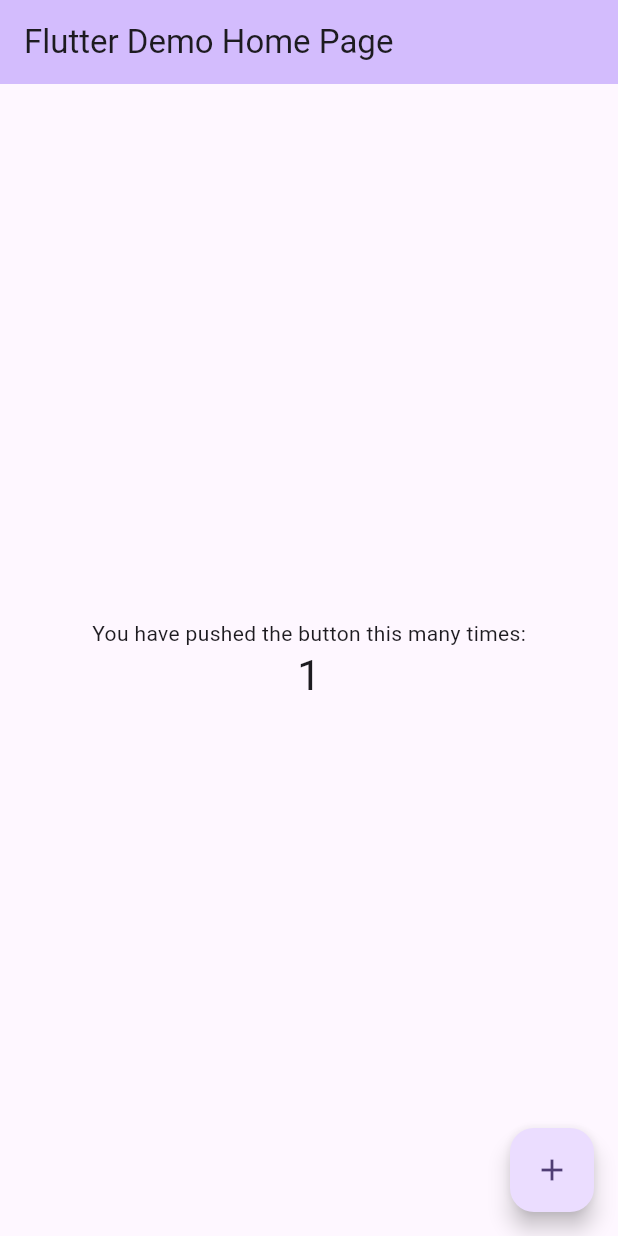
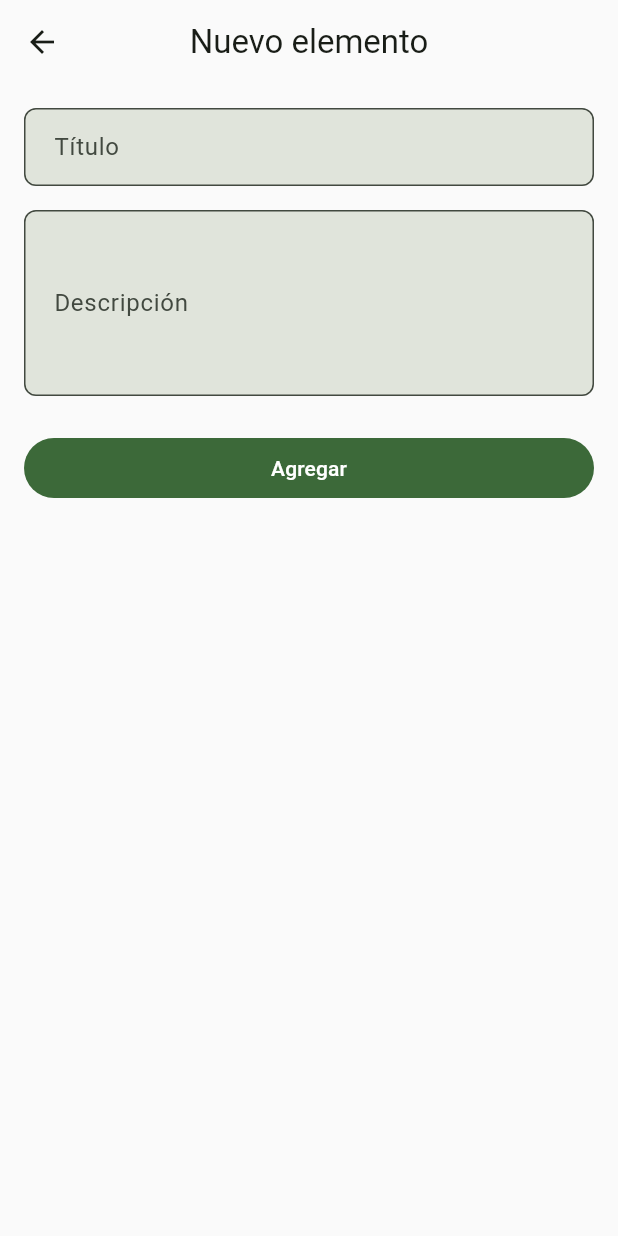
Before and after one commit to juan-coder-man/habilitaciontecnica_flutter_pragma, a Flutter app: the screen it shows after launch, after a tap on the "add" icon, on a phone screen of 412 x 824 dp. Run offline on Flutter 3.47's test engine with Material 3 defaults, Android fonts, the phone set to English and light mode, and no system bars.

Commit message:
Implementación inicial de la aplicación con clean architecture
- Actualización del README con descripción del proyecto, pantallas y arquitectura
- Sustitución del demo por App con Provider, rutas nombradas y tema propio
- Inyección de ItemsRepositoryImpl con ItemsMemoryDatasource en main
- Añadida dependencia provider en pubspec
- Adaptación del test widget al smoke test de la nueva App

```diff
--- /dev/null
+++ b/lib/core/routes/app_routes.dart
@@ -0,0 +1,41 @@
+import 'package:flutter/material.dart';
+import 'package:habilitaciontecnica_flutter_pragma/domain/entities/item.dart';
+import 'package:habilitaciontecnica_flutter_pragma/presentation/details/details_screen.dart';
+import 'package:habilitaciontecnica_flutter_pragma/presentation/form/form_screen.dart';
+import 'package:habilitaciontecnica_flutter_pragma/presentation/home/home_screen.dart';
+
+abstract class AppRoutes {
+  static const String home = '/';
+  static const String details = '/details';
+  static const String form = '/form';
+
+  static Route<dynamic>? onGenerateRoute(RouteSettings settings) {
+    switch (settings.name) {
+      case home:
+        return MaterialPageRoute<void>(
+          settings: settings,
+          builder: (_) => const HomeScreen(),
+        );
+      case details:
+        final item = settings.arguments as Item?;
+        if (item == null) {
+          return MaterialPageRoute<void>(
+            settings: settings,
+            builder: (_) => const HomeScreen(),
+          );
+        }
+        return MaterialPageRoute<void>(
+          settings: settings,
+          builder: (_) => DetailsScreen(item: item),
+        );
+      case form:
+        final editingItem = settings.arguments as Item?;
+        return MaterialPageRoute<void>(
+          settings: settings,
+          builder: (_) => FormScreen(editingItem: editingItem),
+        );
+      default:
+        return null;
+    }
+  }
+}
--- /dev/null
+++ b/lib/core/theme/app_theme.dart
@@ -0,0 +1,49 @@
+import 'package:flutter/material.dart';
+
+abstract class AppTheme {
+  static ThemeData get theme {
+    return ThemeData(
+      useMaterial3: true,
+      colorScheme: ColorScheme.fromSeed(
+        seedColor: const Color(0xFF2E7D32),
+        brightness: Brightness.light,
+        surface: const Color(0xFFFAFAFA),
+      ),
+      scaffoldBackgroundColor: const Color(0xFFFAFAFA),
+      appBarTheme: const AppBarTheme(
+        centerTitle: true,
+        elevation: 0,
+        scrolledUnderElevation: 1,
+      ),
+      cardTheme: CardThemeData(
+        elevation: 1,
+        shadowColor: Colors.black26,
+        shape: RoundedRectangleBorder(borderRadius: BorderRadius.circular(12)),
+        margin: const EdgeInsets.symmetric(horizontal: 16, vertical: 6),
+        clipBehavior: Clip.antiAlias,
+      ),
+      inputDecorationTheme: InputDecorationTheme(
+        border: OutlineInputBorder(borderRadius: BorderRadius.circular(8)),
+        filled: true,
+        contentPadding: const EdgeInsets.symmetric(
+          horizontal: 16,
+          vertical: 14,
+        ),
+      ),
+      elevatedButtonTheme: ElevatedButtonThemeData(
+        style: ElevatedButton.styleFrom(
+          padding: const EdgeInsets.symmetric(horizontal: 24, vertical: 14),
+          shape: RoundedRectangleBorder(borderRadius: BorderRadius.circular(8)),
+        ),
+      ),
+      textButtonTheme: TextButtonThemeData(
+        style: TextButton.styleFrom(
+          padding: const EdgeInsets.symmetric(horizontal: 16, vertical: 10),
+        ),
+      ),
+      floatingActionButtonTheme: const FloatingActionButtonThemeData(
+        elevation: 2,
+      ),
+    );
+  }
+}
--- /dev/null
+++ b/lib/data/datasources/items_memory_datasource.dart
@@ -0,0 +1,57 @@
+import 'package:habilitaciontecnica_flutter_pragma/domain/entities/item.dart';
+
+class ItemsMemoryDatasource {
+  ItemsMemoryDatasource() : _items = [] {
+    _seedItems();
+  }
+
+  final List<Item> _items;
+  int _idCounter = 0;
+
+  void _seedItems() {
+    final now = DateTime.now();
+    _items.add(
+      Item(
+        id: _nextId(),
+        title: 'Ejemplo 1',
+        description: 'Descripción del primer elemento de ejemplo.',
+        createdAt: now.subtract(const Duration(days: 2)),
+      ),
+    );
+    _items.add(
+      Item(
+        id: _nextId(),
+        title: 'Ejemplo 2',
+        description: 'Descripción del segundo elemento de ejemplo.',
+        createdAt: now.subtract(const Duration(days: 1)),
+      ),
+    );
+  }
+
+  String _nextId() => '${++_idCounter}';
+
+  String generateId() => _nextId();
+
+  List<Item> getAll() => List.unmodifiable(_items);
+
+  Item? getById(String id) {
+    try {
+      return _items.firstWhere((e) => e.id == id);
+    } catch (_) {
+      return null;
+    }
+  }
+
+  void add(Item item) {
+    _items.add(item);
+  }
+
+  void update(Item item) {
+    final index = _items.indexWhere((e) => e.id == item.id);
+    if (index >= 0) _items[index] = item;
+  }
+
+  void delete(String id) {
+    _items.removeWhere((e) => e.id == id);
+  }
+}
--- /dev/null
+++ b/lib/data/repositories/items_repository_impl.dart
@@ -0,0 +1,35 @@
+import 'package:flutter/foundation.dart';
+import 'package:habilitaciontecnica_flutter_pragma/data/datasources/items_memory_datasource.dart';
+import 'package:habilitaciontecnica_flutter_pragma/domain/entities/item.dart';
+import 'package:habilitaciontecnica_flutter_pragma/domain/repositories/items_repository.dart';
+
+class ItemsRepositoryImpl extends ChangeNotifier implements ItemsRepository {
+  ItemsRepositoryImpl(this._datasource);
+
+  final ItemsMemoryDatasource _datasource;
+
+  @override
+  List<Item> get items => _datasource.getAll();
+
+  @override
+  Item? getById(String id) => _datasource.getById(id);
+
+  @override
+  Future<void> add(Item item) async {
+    final id = item.id.isEmpty ? _datasource.generateId() : item.id;
+    _datasource.add(item.copyWith(id: id));
+    notifyListeners();
+  }
+
+  @override
+  Future<void> update(Item item) async {
+    _datasource.update(item);
+    notifyListeners();
+  }
+
+  @override
+  Future<void> remove(String id) async {
+    _datasource.delete(id);
+    notifyListeners();
+  }
+}
--- /dev/null
+++ b/lib/domain/entities/item.dart
@@ -0,0 +1,35 @@
+class Item {
+  const Item({
+    required this.id,
+    required this.title,
+    required this.description,
+    required this.createdAt,
+  });
+
+  final String id;
+  final String title;
+  final String description;
+  final DateTime createdAt;
+
+  Item copyWith({
+    String? id,
+    String? title,
+    String? description,
+    DateTime? createdAt,
+  }) {
+    return Item(
+      id: id ?? this.id,
+      title: title ?? this.title,
+      description: description ?? this.description,
+      createdAt: createdAt ?? this.createdAt,
+    );
+  }
+
+  @override
+  bool operator ==(Object other) =>
+      identical(this, other) ||
+      other is Item && runtimeType == other.runtimeType && id == other.id;
+
+  @override
+  int get hashCode => id.hashCode;
+}
--- /dev/null
+++ b/lib/domain/repositories/items_repository.dart
@@ -0,0 +1,9 @@
+import 'package:habilitaciontecnica_flutter_pragma/domain/entities/item.dart';
+
+abstract class ItemsRepository {
+  List<Item> get items;
+  Item? getById(String id);
+  Future<void> add(Item item);
+  Future<void> update(Item item);
+  Future<void> remove(String id);
+}
--- a/lib/main.dart
+++ b/lib/main.dart
@@ -1,121 +1,30 @@
 import 'package:flutter/material.dart';
+import 'package:habilitaciontecnica_flutter_pragma/core/routes/app_routes.dart';
+import 'package:habilitaciontecnica_flutter_pragma/core/theme/app_theme.dart';
+import 'package:habilitaciontecnica_flutter_pragma/data/datasources/items_memory_datasource.dart';
+import 'package:habilitaciontecnica_flutter_pragma/data/repositories/items_repository_impl.dart';
+import 'package:provider/provider.dart';
 
 void main() {
-  runApp(const MyApp());
+  runApp(const App());
 }
 
-class MyApp extends StatelessWidget {
-  const MyApp({super.key});
-
-  // This widget is the root of your application.
-  @override
-  Widget build(BuildContext context) {
-    return MaterialApp(
-      title: 'Flutter Demo',
-      theme: ThemeData(
-        // This is the theme of your application.
-        //
-        // TRY THIS: Try running your application with "flutter run". You'll see
-        // the application has a purple toolbar. Then, without quitting the app,
-        // try changing the seedColor in the colorScheme below to Colors.green
-        // and then invoke "hot reload" (save your changes or press the "hot
-        // reload" button in a Flutter-supported IDE, or press "r" if you used
-        // the command line to start the app).
-        //
-        // Notice that the counter didn't reset back to zero; the application
-        // state is not lost during the reload. To reset the state, use hot
-        // restart instead.
-        //
-        // This works for code too, not just values: Most code changes can be
-        // tested with just a hot reload.
-        colorScheme: .fromSeed(seedColor: Colors.deepPurple),
-      ),
-      home: const MyHomePage(title: 'Flutter Demo Home Page'),
-    );
-  }
-}
-
-class MyHomePage extends StatefulWidget {
-  const MyHomePage({super.key, required this.title});
-
-  // This widget is the home page of your application. It is stateful, meaning
-  // that it has a State object (defined below) that contains fields that affect
-  // how it looks.
-
-  // This class is the configuration for the state. It holds the values (in this
-  // case the title) provided by the parent (in this case the App widget) and
-  // used by the build method of the State. Fields in a Widget subclass are
-  // always marked "final".
-
-  final String title;
-
-  @override
-  State<MyHomePage> createState() => _MyHomePageState();
-}
-
-class _MyHomePageState extends State<MyHomePage> {
-  int _counter = 0;
-
-  void _incrementCounter() {
-    setState(() {
-      // This call to setState tells the Flutter framework that something has
-      // changed in this State, which causes it to rerun the build method below
-      // so that the display can reflect the updated values. If we changed
-      // _counter without calling setState(), then the build method would not be
-      // called again, and so nothing would appear to happen.
-      _counter++;
-    });
-  }
+class App extends StatelessWidget {
+  const App({super.key});
 
   @override
   Widget build(BuildContext context) {
-    // This method is rerun every time setState is called, for instance as done
-    // by the _incrementCounter method above.
-    //
-    // The Flutter framework has been optimized to make rerunning build methods
-    // fast, so that you can just rebuild anything that needs updating rather
-    // than having to individually change instances of widgets.
-    return Scaffold(
-      appBar: AppBar(
-        // TRY THIS: Try changing the color here to a specific color (to
-        // Colors.amber, perhaps?) and trigger a hot reload to see the AppBar
-        // change color while the other colors stay the same.
-        backgroundColor: Theme.of(context).colorScheme.inversePrimary,
-        // Here we take the value from the MyHomePage object that was created by
-        // the App.build method, and use it to set our appbar title.
-        title: Text(widget.title),
-      ),
-      body: Center(
-        // Center is a layout widget. It takes a single child and positions it
-        // in the middle of the parent.
-        child: Column(
-          // Column is also a layout widget. It takes a list of children and
-          // arranges them vertically. By default, it sizes itself to fit its
-          // children horizontally, and tries to be as tall as its parent.
-          //
-          // Column has various properties to control how it sizes itself and
-          // how it positions its children. Here we use mainAxisAlignment to
-          // center the children vertically; the main axis here is the vertical
-          // axis because Columns are vertical (the cross axis would be
-          // horizontal).
-          //
-          // TRY THIS: Invoke "debug painting" (choose the "Toggle Debug Paint"
-          // action in the IDE, or press "p" in the console), to see the
-          // wireframe for each widget.
-          mainAxisAlignment: .center,
-          children: [
-            const Text('You have pushed the button this many times:'),
-            Text(
-              '$_counter',
-              style: Theme.of(context).textTheme.headlineMedium,
-            ),
-          ],
+    return MultiProvider(
+      providers: [
+        ChangeNotifierProvider<ItemsRepositoryImpl>(
+          create: (_) => ItemsRepositoryImpl(ItemsMemoryDatasource()),
         ),
-      ),
-      floatingActionButton: FloatingActionButton(
-        onPressed: _incrementCounter,
-        tooltip: 'Increment',
-        child: const Icon(Icons.add),
+      ],
+      child: MaterialApp(
+        title: 'Listado',
+        theme: AppTheme.theme,
+        initialRoute: AppRoutes.home,
+        onGenerateRoute: AppRoutes.onGenerateRoute,
       ),
     );
   }
--- /dev/null
+++ b/lib/presentation/form/form_screen.dart
@@ -0,0 +1,117 @@
+import 'package:flutter/material.dart';
+import 'package:habilitaciontecnica_flutter_pragma/data/repositories/items_repository_impl.dart';
+import 'package:habilitaciontecnica_flutter_pragma/domain/entities/item.dart';
+import 'package:provider/provider.dart';
+
+class FormScreen extends StatefulWidget {
+  const FormScreen({super.key, this.editingItem});
+
+  final Item? editingItem;
+
+  @override
+  State<FormScreen> createState() => _FormScreenState();
+}
+
+class _FormScreenState extends State<FormScreen> {
+  final _formKey = GlobalKey<FormState>();
+  late final TextEditingController _titleController;
+  late final TextEditingController _descriptionController;
+  bool _isSaving = false;
+
+  @override
+  void initState() {
+    super.initState();
+    final item = widget.editingItem;
+    _titleController = TextEditingController(text: item?.title ?? '');
+    _descriptionController = TextEditingController(
+      text: item?.description ?? '',
+    );
+  }
+
+  @override
+  void dispose() {
+    _titleController.dispose();
+    _descriptionController.dispose();
+    super.dispose();
+  }
+
+  @override
+  Widget build(BuildContext context) {
+    final isEditing = widget.editingItem != null;
+    return Scaffold(
+      appBar: AppBar(
+        title: Text(isEditing ? 'Editar elemento' : 'Nuevo elemento'),
+      ),
+      body: Form(
+        key: _formKey,
+        child: ListView(
+          padding: const EdgeInsets.all(16),
+          children: [
+            TextFormField(
+              controller: _titleController,
+              decoration: const InputDecoration(
+                labelText: 'Título',
+                hintText: 'Ingresa el título',
+              ),
+              textCapitalization: TextCapitalization.sentences,
+              validator: (value) {
+                final t = value?.trim() ?? '';
+                if (t.isEmpty) return 'El título es obligatorio';
+                return null;
+              },
+            ),
+            const SizedBox(height: 16),
+            TextFormField(
+              controller: _descriptionController,
+              decoration: const InputDecoration(
+                labelText: 'Descripción',
+                hintText: 'Ingresa la descripción',
+              ),
+              maxLines: 4,
+              textCapitalization: TextCapitalization.sentences,
+            ),
+            const SizedBox(height: 24),
+            FilledButton(
+              onPressed: _isSaving ? null : _save,
+              child: _isSaving
+                  ? const SizedBox(
+                      height: 22,
+                      width: 22,
+                      child: CircularProgressIndicator(strokeWidth: 2),
+                    )
+                  : Text(isEditing ? 'Guardar' : 'Agregar'),
+            ),
+          ],
+        ),
+      ),
+    );
+  }
+
+  Future<void> _save() async {
+    if (!(_formKey.currentState?.validate() ?? false)) return;
+    setState(() => _isSaving = true);
+    final repository = context.read<ItemsRepositoryImpl>();
+    final now = DateTime.now();
+    final item = widget.editingItem;
+    if (item != null) {
+      await repository.update(
+        item.copyWith(
+          title: _titleController.text.trim(),
+          description: _descriptionController.text.trim(),
+        ),
+      );
+    } else {
+      await repository.add(
+        Item(
+          id: '',
+          title: _titleController.text.trim(),
+          description: _descriptionController.text.trim(),
+          createdAt: now,
+        ),
+      );
+    }
+    if (!mounted) return;
+    setState(() => _isSaving = false);
+    Navigator.pop(context);
+  }
+}
--- /dev/null
+++ b/lib/presentation/home/home_screen.dart
@@ -0,0 +1,60 @@
+import 'package:flutter/material.dart';
+import 'package:provider/provider.dart';
+import 'package:habilitaciontecnica_flutter_pragma/core/routes/app_routes.dart';
+import 'package:habilitaciontecnica_flutter_pragma/data/repositories/items_repository_impl.dart';
+import 'package:habilitaciontecnica_flutter_pragma/domain/entities/item.dart';
+import 'package:habilitaciontecnica_flutter_pragma/presentation/home/widgets/item_card.dart';
+
+class HomeScreen extends StatelessWidget {
+  const HomeScreen({super.key});
+
+  @override
+  Widget build(BuildContext context) {
+    return Scaffold(
+      appBar: AppBar(
+        title: const Text('Listado'),
+      ),
+      body: Consumer<ItemsRepositoryImpl>(
+        builder: (context, repository, _) {
+          final items = repository.items;
+          if (items.isEmpty) {
+            return Center(
+              child: Text(
+                'No hay elementos. Agrega uno con el botón +.',
+                style: Theme.of(context).textTheme.bodyLarge?.copyWith(
+                      color: Theme.of(context).colorScheme.onSurfaceVariant,
+                    ),
+                textAlign: TextAlign.center,
+              ),
+            );
+          }
+          return ListView.separated(
+            padding: const EdgeInsets.symmetric(vertical: 8),
+            itemCount: items.length,
+            separatorBuilder: (context, index) => const SizedBox(height: 4),
+            itemBuilder: (context, index) {
+              final item = items[index];
+              return ItemCard(
+                item: item,
+                onTap: () => _navigateToDetails(context, item),
+              );
+            },
+          );
+        },
+      ),
+      floatingActionButton: FloatingActionButton(
+        onPressed: () => Navigator.pushNamed(context, AppRoutes.form),
+        tooltip: 'Agregar',
+        child: const Icon(Icons.add),
+      ),
+    );
+  }
+
+  void _navigateToDetails(BuildContext context, Item item) {
+    Navigator.pushNamed(
+      context,
+      AppRoutes.details,
+      arguments: item,
+    );
+  }
+}
--- /dev/null
+++ b/lib/presentation/home/widgets/item_card.dart
@@ -0,0 +1,43 @@
+import 'package:flutter/material.dart';
+import 'package:habilitaciontecnica_flutter_pragma/domain/entities/item.dart';
+
+class ItemCard extends StatelessWidget {
+  const ItemCard({super.key, required this.item, required this.onTap});
+
+  final Item item;
+  final VoidCallback onTap;
+
+  @override
+  Widget build(BuildContext context) {
+    final theme = Theme.of(context);
+    return Card(
+      child: InkWell(
+        onTap: onTap,
+        child: Padding(
+          padding: const EdgeInsets.all(16),
+          child: Column(
+            crossAxisAlignment: CrossAxisAlignment.start,
+            mainAxisSize: MainAxisSize.min,
+            children: [
+              Text(
+                item.title,
+                style: theme.textTheme.titleMedium?.copyWith(
+                  fontWeight: FontWeight.w600,
+                ),
+              ),
+              const SizedBox(height: 6),
+              Text(
+                item.description,
+                style: theme.textTheme.bodyMedium?.copyWith(
+                  color: theme.colorScheme.onSurfaceVariant,
+                ),
+                maxLines: 2,
+                overflow: TextOverflow.ellipsis,
+              ),
+            ],
+          ),
+        ),
+      ),
+    );
+  }
+}
--- a/pubspec.yaml
+++ b/pubspec.yaml
@@ -31,9 +31,8 @@ dependencies:
   flutter:
     sdk: flutter
 
-  # The following adds the Cupertino Icons font to your application.
-  # Use with the CupertinoIcons class for iOS style icons.
   cupertino_icons: ^1.0.8
+  provider: ^6.1.2
 
 dev_dependencies:
   flutter_test:
```
Also changed, not shown: lib/presentation/details/details_screen.dart (added, +134 -0 lines), pubspec.lock, 2 other files.
